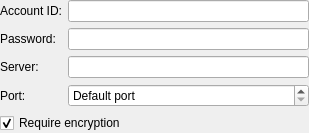
First picture: the form in src/plugins/azoth/plugins/astrality/accountregfirstpage.ui, repository 0xd34df00d/leechcraft, before the edit.
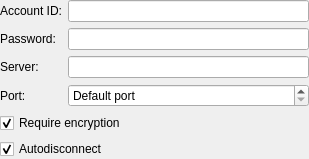
Second picture: the form after the edit.

Commit message: Azoth Astrality: config dialog.

Diff of the .ui file:
```diff
--- a/src/plugins/azoth/plugins/astrality/accountregfirstpage.ui
+++ b/src/plugins/azoth/plugins/astrality/accountregfirstpage.ui
@@ -7,7 +7,7 @@
     <x>0</x>
     <y>0</y>
     <width>309</width>
-    <height>124</height>
+    <height>148</height>
    </rect>
   </property>
   <property name="windowTitle">
@@ -82,6 +82,19 @@
      </property>
     </widget>
    </item>
+   <item>
+    <widget class="QCheckBox" name="Autodisconnect_">
+     <property name="toolTip">
+      <string>Automatically disconnect on LeechCraft shutdown.</string>
+     </property>
+     <property name="text">
+      <string>Autodisconnect</string>
+     </property>
+     <property name="checked">
+      <bool>true</bool>
+     </property>
+    </widget>
+   </item>
   </layout>
  </widget>
  <resources/>
```
Left out of the diff: 2 changed lines with no effect on the pictures. The commit also changes 6 other files.
